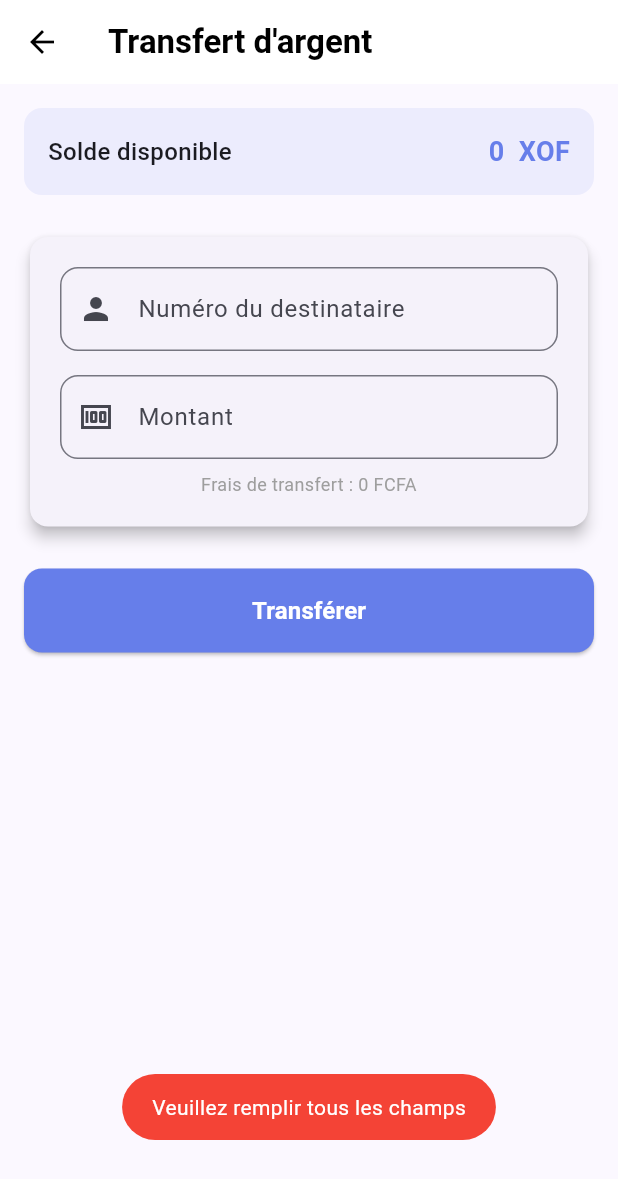
After one commit to Isaacdackey/Examen-de-Flutter-Pattern-L3-S2-2026-DACKEY-AWORET-Isaac-Oint-Kwasi-L3-GLRS-A, a Flutter app: the TransferScreen screen opened directly, after a tap on "Transférer", on a phone screen of 412 x 824 dp. The commit adds this screen. Shown: the top 1179 px of the screen. Run offline on Flutter 3.47's test engine with Material 3 defaults, Android fonts, the phone set to English and light mode, and no system bars; our stand-ins replace flutter_secure_storage, flutter_spinkit, fluttertoast; accounts and stored records are empty.

Commit message:
Feature: Transfer - Envoi d'argent

```diff
--- a/lib/features/dashboard/dashboard_screen.dart
+++ b/lib/features/dashboard/dashboard_screen.dart
@@ -2,6 +2,7 @@ import 'package:flutter/material.dart';
 import 'package:provider/provider.dart';
 import 'package:examflutter/core/services/api_service.dart';
 import 'package:examflutter/core/services/auth_service.dart';
+import 'package:examflutter/features/transfers/transfer_screen.dart';
 
 class DashboardScreen extends StatelessWidget {
   const DashboardScreen({super.key});
@@ -51,7 +52,7 @@ class DashboardScreen extends StatelessWidget {
                 borderRadius: BorderRadius.circular(16),
                 boxShadow: [
                   BoxShadow(
-                    color: Colors.purple.withOpacity(0.3),
+                    color: Colors.purple.withValues(alpha: 0.3),
                     blurRadius: 10,
                     offset: const Offset(0, 4),
                   ),
@@ -83,21 +84,21 @@ class DashboardScreen extends StatelessWidget {
                         context,
                         icon: Icons.send,
                         label: 'Transfert',
-                        color: Colors.white.withOpacity(0.2),
+                        color: Colors.white.withValues(alpha: 0.2),
                       ),
                       const SizedBox(width: 12),
                       _buildActionButton(
                         context,
                         icon: Icons.receipt,
                         label: 'Factures',
-                        color: Colors.white.withOpacity(0.2),
+                        color: Colors.white.withValues(alpha: 0.2),
                       ),
                       const SizedBox(width: 12),
                       _buildActionButton(
                         context,
                         icon: Icons.history,
                         label: 'Historique',
-                        color: Colors.white.withOpacity(0.2),
+                        color: Colors.white.withValues(alpha: 0.2),
                       ),
                     ],
                   ),
@@ -105,8 +106,6 @@ class DashboardScreen extends StatelessWidget {
               ),
             ),
             const SizedBox(height: 24),
-
-
             Container(
               padding: const EdgeInsets.all(16),
               decoration: BoxDecoration(
@@ -114,7 +113,7 @@ class DashboardScreen extends StatelessWidget {
                 borderRadius: BorderRadius.circular(12),
                 boxShadow: [
                   BoxShadow(
-                    color: Colors.grey.withOpacity(0.1),
+                    color: Colors.grey.withValues(alpha: 0.1),
                     blurRadius: 5,
                     offset: const Offset(0, 2),
                   ),
@@ -175,8 +174,6 @@ class DashboardScreen extends StatelessWidget {
               ),
             ),
             const SizedBox(height: 24),
-
-
             const Text(
               'Actions rapides',
               style: TextStyle(
@@ -197,30 +194,29 @@ class DashboardScreen extends StatelessWidget {
                   label: 'Transfert',
                   color: const Color(0xFF667EEA),
                   onTap: () {
-
+                    Navigator.push(
+                      context,
+                      MaterialPageRoute(
+                        builder: (_) => const TransferScreen(),
+                      ),
+                    );
                   },
                 ),
                 _buildQuickAction(
                   icon: Icons.receipt,
                   label: 'Factures',
                   color: const Color(0xFF28A745),
-                  onTap: () {
-
-                  },
+                  onTap: () {},
                 ),
                 _buildQuickAction(
                   icon: Icons.history,
                   label: 'Historique',
                   color: const Color(0xFFFF6B35),
-                  onTap: () {
-
-                  },
+                  onTap: () {},
                 ),
               ],
             ),
             const SizedBox(height: 24),
-
-
             const Text(
               'Dernières transactions',
               style: TextStyle(
@@ -236,7 +232,7 @@ class DashboardScreen extends StatelessWidget {
                 borderRadius: BorderRadius.circular(12),
                 boxShadow: [
                   BoxShadow(
-                    color: Colors.grey.withOpacity(0.1),
+                    color: Colors.grey.withValues(alpha: 0.1),
                     blurRadius: 5,
                     offset: const Offset(0, 2),
                   ),
@@ -308,7 +304,7 @@ class DashboardScreen extends StatelessWidget {
           borderRadius: BorderRadius.circular(12),
           boxShadow: [
             BoxShadow(
-              color: Colors.grey.withOpacity(0.1),
+              color: Colors.grey.withValues(alpha: 0.1),
               blurRadius: 5,
               offset: const Offset(0, 2),
             ),
@@ -320,7 +316,7 @@ class DashboardScreen extends StatelessWidget {
             Container(
               padding: const EdgeInsets.all(12),
               decoration: BoxDecoration(
-                color: color.withOpacity(0.1),
+                color: color.withValues(alpha: 0.1),
                 shape: BoxShape.circle,
               ),
               child: Icon(
--- /dev/null
+++ b/lib/features/transfers/transfer_screen.dart
@@ -0,0 +1,229 @@
+import 'package:flutter/material.dart';
+import 'package:provider/provider.dart';
+import 'package:examflutter/core/services/api_service.dart';
+import 'package:examflutter/core/services/auth_service.dart';
+import 'package:examflutter/core/utils/formatters.dart';
+import 'package:fluttertoast/fluttertoast.dart';
+
+class TransferScreen extends StatefulWidget {
+  const TransferScreen({super.key});
+
+  @override
+  State<TransferScreen> createState() => _TransferScreenState();
+}
+
+class _TransferScreenState extends State<TransferScreen> {
+  final TextEditingController _receiverController = TextEditingController();
+  final TextEditingController _amountController = TextEditingController();
+  bool _isLoading = false;
+
+  Future<void> _transfer() async {
+    final receiver = _receiverController.text.trim();
+    final amountStr = _amountController.text.trim();
+
+    if (receiver.isEmpty || amountStr.isEmpty) {
+      Fluttertoast.showToast(
+        msg: 'Veuillez remplir tous les champs',
+        backgroundColor: Colors.red,
+        textColor: Colors.white,
+      );
+      return;
+    }
+
+    final amount = double.tryParse(amountStr);
+    if (amount == null || amount <= 0) {
+      Fluttertoast.showToast(
+        msg: 'Montant invalide',
+        backgroundColor: Colors.red,
+        textColor: Colors.white,
+      );
+      return;
+    }
+
+    final authService = Provider.of<AuthService>(context, listen: false);
+    final apiService = Provider.of<ApiService>(context, listen: false);
+    final sender = authService.phoneNumber;
+
+    if (sender == null) {
+      Fluttertoast.showToast(
+        msg: 'Utilisateur non authentifié',
+        backgroundColor: Colors.red,
+        textColor: Colors.white,
+      );
+      return;
+    }
+
+    if (sender == receiver) {
+      Fluttertoast.showToast(
+        msg: 'Vous ne pouvez pas vous transférer à vous-même',
+        backgroundColor: Colors.red,
+        textColor: Colors.white,
+      );
+      return;
+    }
+
+    if (amount > apiService.balance) {
+      Fluttertoast.showToast(
+        msg: 'Solde insuffisant',
+        backgroundColor: Colors.red,
+        textColor: Colors.white,
+      );
+      return;
+    }
+
+    setState(() => _isLoading = true);
+
+    final result = await apiService.transfer(sender, receiver, amount);
+
+    setState(() => _isLoading = false);
+
+    if (result['success'] == true) {
+      Fluttertoast.showToast(
+        msg: 'Transfert réussi',
+        backgroundColor: Colors.green,
+        textColor: Colors.white,
+      );
+      _receiverController.clear();
+      _amountController.clear();
+      if (mounted) {
+        Navigator.pop(context);
+      }
+    } else {
+      Fluttertoast.showToast(
+        msg: result['message'] ?? 'Erreur lors du transfert',
+        backgroundColor: Colors.red,
+        textColor: Colors.white,
+      );
+    }
+  }
+
+  @override
+  Widget build(BuildContext context) {
+    final apiService = Provider.of<ApiService>(context);
+
+    return Scaffold(
+      appBar: AppBar(
+        title: const Text(
+          'Transfert d\'argent',
+          style: TextStyle(fontWeight: FontWeight.bold),
+        ),
+        backgroundColor: Colors.white,
+        elevation: 0,
+      ),
+      body: Padding(
+        padding: const EdgeInsets.all(16.0),
+        child: Column(
+          crossAxisAlignment: CrossAxisAlignment.stretch,
+          children: [
+            Container(
+              padding: const EdgeInsets.all(16),
+              decoration: BoxDecoration(
+                color: const Color(0xFF667EEA).withValues(alpha: 0.1),
+                borderRadius: BorderRadius.circular(12),
+              ),
+              child: Row(
+                mainAxisAlignment: MainAxisAlignment.spaceBetween,
+                children: [
+                  const Text(
+                    'Solde disponible',
+                    style: TextStyle(
+                      fontSize: 16,
+                      fontWeight: FontWeight.w500,
+                    ),
+                  ),
+                  Text(
+                    Formatters.formatCurrency(apiService.balance),
+                    style: const TextStyle(
+                      fontSize: 18,
+                      fontWeight: FontWeight.bold,
+                      color: Color(0xFF667EEA),
+                    ),
+                  ),
+                ],
+              ),
+            ),
+            const SizedBox(height: 24),
+            Card(
+              elevation: 4,
+              shape: RoundedRectangleBorder(
+                borderRadius: BorderRadius.circular(12),
+              ),
+              child: Padding(
+                padding: const EdgeInsets.all(20),
+                child: Column(
+                  children: [
+                    TextField(
+                      controller: _receiverController,
+                      decoration: InputDecoration(
+                        labelText: 'Numéro du destinataire',
+                        hintText: '+221 77 000 00 02',
+                        prefixIcon: const Icon(Icons.person),
+                        border: OutlineInputBorder(
+                          borderRadius: BorderRadius.circular(12),
+                        ),
+                      ),
+                      keyboardType: TextInputType.phone,
+                    ),
+                    const SizedBox(height: 16),
+                    TextField(
+                      controller: _amountController,
+                      decoration: InputDecoration(
+                        labelText: 'Montant',
+                        hintText: '0',
+                        prefixIcon: const Icon(Icons.money),
+                        suffixText: 'FCFA',
+                        border: OutlineInputBorder(
+                          borderRadius: BorderRadius.circular(12),
+                        ),
+                      ),
+                      keyboardType: TextInputType.number,
+                    ),
+                    const SizedBox(height: 8),
+                    const Text(
+                      'Frais de transfert : 0 FCFA',
+                      style: TextStyle(
+                        fontSize: 12,
+                        color: Colors.grey,
+                      ),
+                      textAlign: TextAlign.right,
+                    ),
+                  ],
+                ),
+              ),
+            ),
+            const SizedBox(height: 24),
+            SizedBox(
+              height: 56,
+              child: ElevatedButton(
+                onPressed: _isLoading ? null : _transfer,
+                style: ElevatedButton.styleFrom(
+                  backgroundColor: const Color(0xFF667EEA),
+                  shape: RoundedRectangleBorder(
+                    borderRadius: BorderRadius.circular(12),
+                  ),
+                ),
+                child: _isLoading
+                    ? const SizedBox(
+                        height: 24,
+                        width: 24,
+                        child: CircularProgressIndicator(
+                          color: Colors.white,
+                          strokeWidth: 2,
+                        ),
+                      )
+                    : const Text(
+                        'Transférer',
+                        style: TextStyle(
+                          fontSize: 16,
+                          fontWeight: FontWeight.w600,
+                          color: Colors.white,
+                        ),
+                      ),
+              ),
+            ),
+          ],
+        ),
+      ),
+    );
+  }
+}
```
